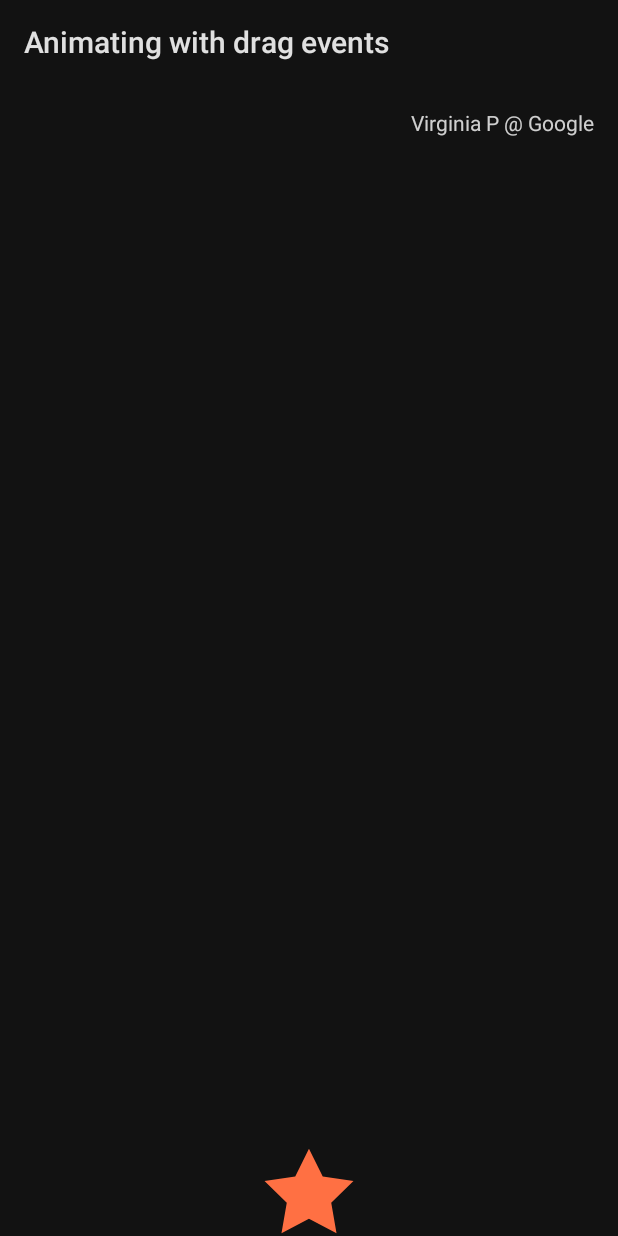
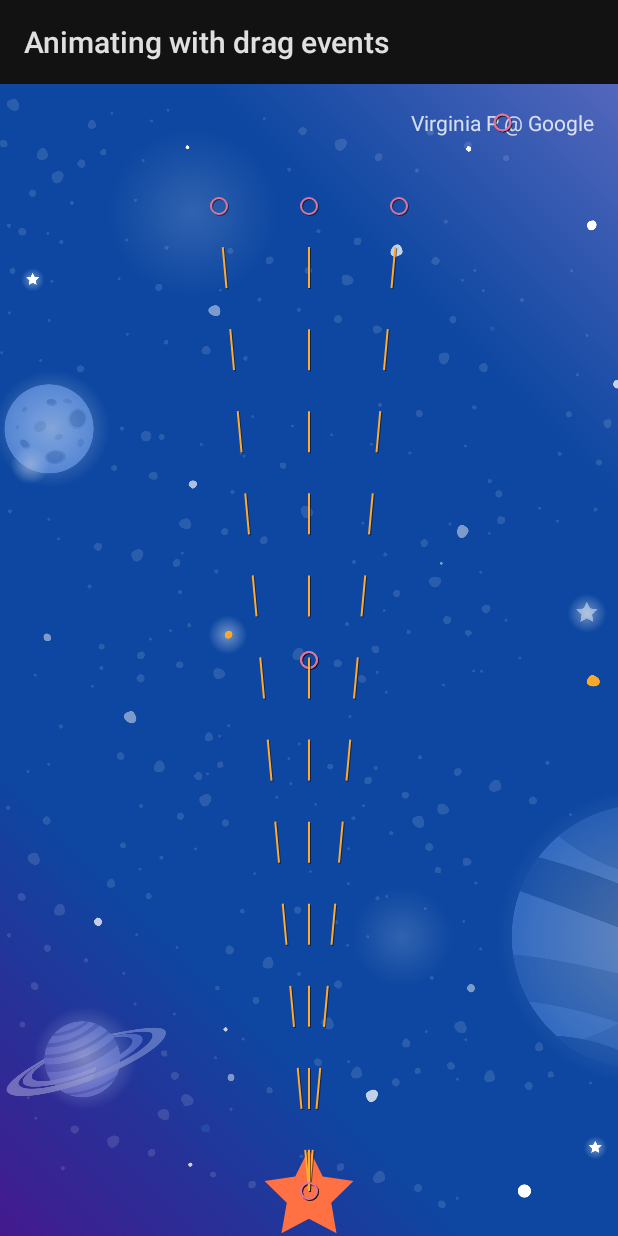
Before and after one commit to Manasask8127/MotionLayoutAnimation, an Android app: the Step2Activity screen opened directly, with no data from a screen before it, on a phone screen of 412 x 824 dp. Run offline under Robolectric (Android 15) with nearby library versions, the phone set to English and light mode, and no system bars.

Commit message:
animation based on path

```diff
--- a/app/src/main/res/layout/activity_step2.xml
+++ b/app/src/main/res/layout/activity_step2.xml
@@ -19,18 +19,20 @@
         xmlns:app="http://schemas.android.com/apk/res-auto"
         android:layout_width="match_parent"
         android:layout_height="match_parent"
-        app:layoutDescription="@xml/step2" >
+        app:layoutDescription="@xml/step2"
+    app:motionDebug="SHOW_PATH">
 
-<!--    <ImageView-->
-<!--            android:layout_width="0dp"-->
-<!--            android:layout_height="0dp"-->
-<!--            app:layout_constraintTop_toTopOf="parent"-->
-<!--            app:layout_constraintBottom_toBottomOf="parent"-->
-<!--            app:layout_constraintStart_toStartOf="parent"-->
-<!--            app:layout_constraintEnd_toEndOf="parent"-->
-<!--            app:srcCompat="@drawable/background"-->
-<!--            android:scaleType="centerCrop"-->
-<!--    />-->
+    <ImageView
+        android:id="@+id/background"
+            android:layout_width="0dp"
+            android:layout_height="0dp"
+            app:layout_constraintTop_toTopOf="parent"
+            app:layout_constraintBottom_toBottomOf="parent"
+            app:layout_constraintStart_toStartOf="parent"
+            app:layout_constraintEnd_toEndOf="parent"
+            app:srcCompat="@drawable/background"
+            android:scaleType="centerCrop"
+    />
 
 
     <ImageView
```
Also changed, not shown: app/src/main/res/layout/activity_step3.xml (+4 -3 lines), app/src/main/res/xml/step3.xml (+7 -0 lines).
